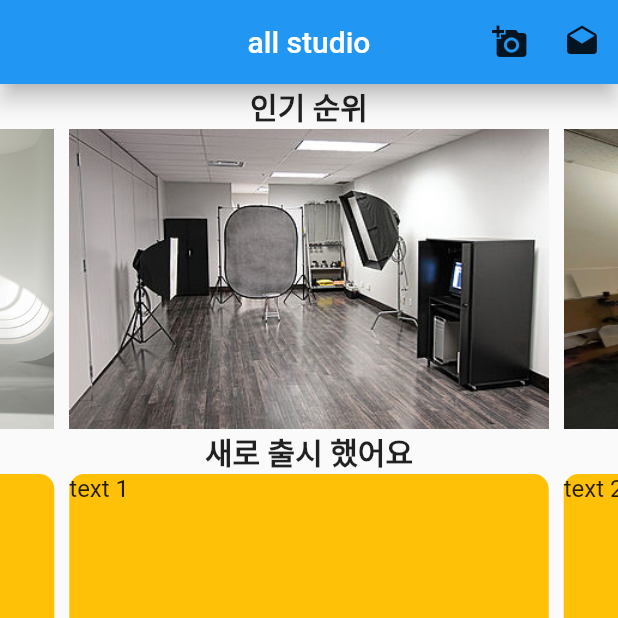
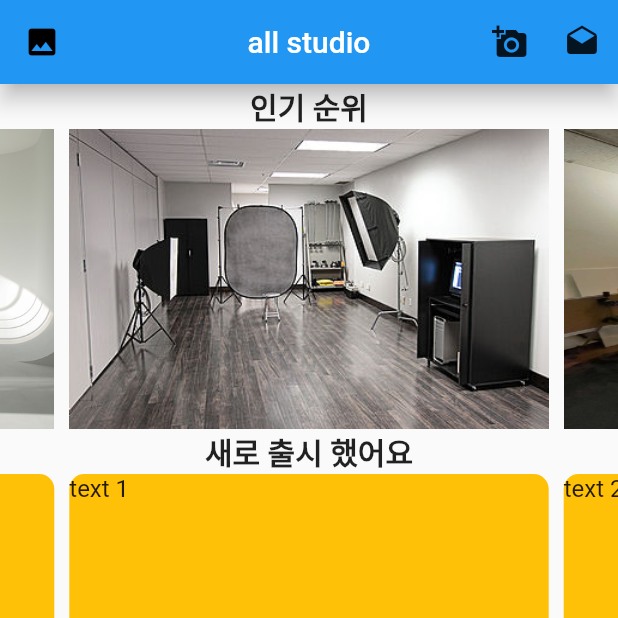
Before and after one commit to zimkjh/all_studio, a Flutter app: the screen it shows after launch, on a phone screen of 412 x 824 dp, the top half of it. Run offline on Flutter 3.47's test engine with Material 2 defaults, Android fonts, the phone set to English and light mode, and no system bars; drawn by our look-alikes of carousel_slider.

Commit message:
appBar leading 추가

```diff
--- a/lib/main.dart
+++ b/lib/main.dart
@@ -31,6 +31,12 @@ class _HomeScreenState extends State<HomeScreen> {
       appBar: AppBar(
         centerTitle: true,
         elevation: 6,
+        leading: IconButton(
+          onPressed: () {
+            Navigator.pushNamed(context, '/photo');
+          },
+          icon: const Icon(Icons.photo, color: Colors.black,)
+        ),
         actions: [
           IconButton(
             onPressed: () {},
```
